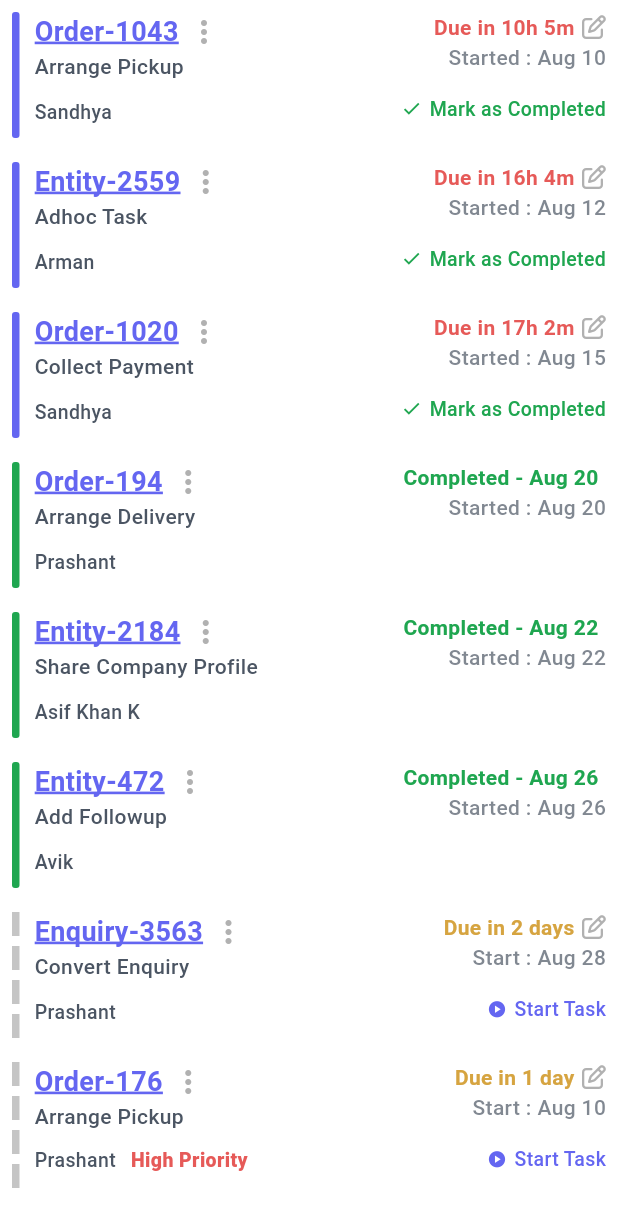
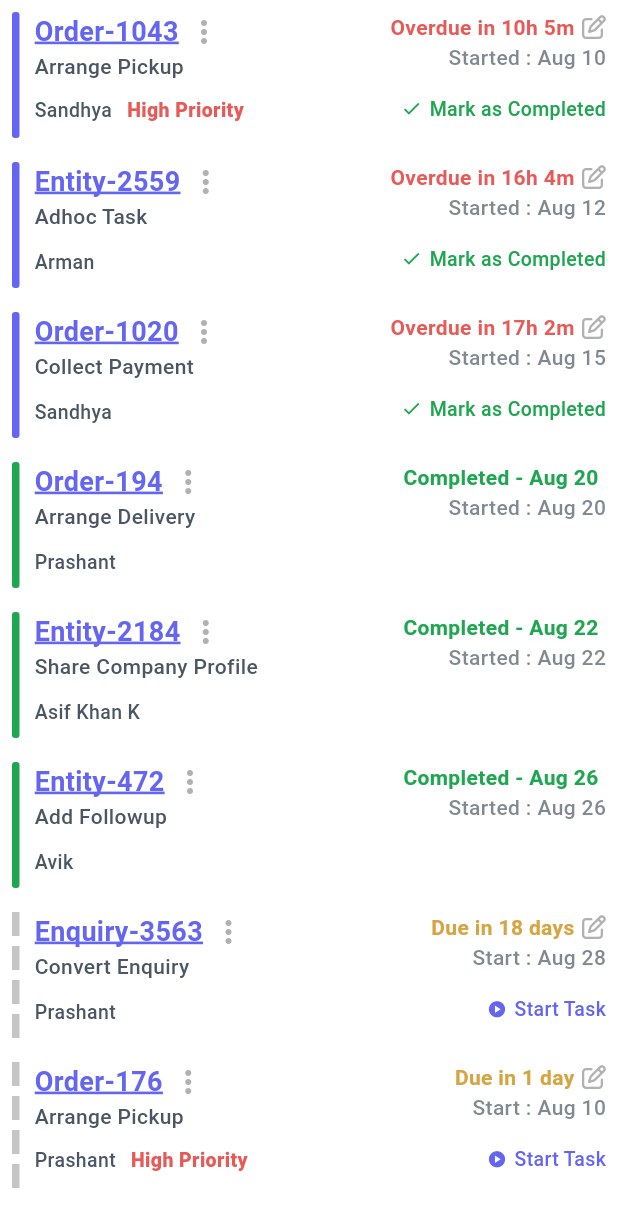
Before and after one commit to MostafaYousry12/Railse-Task, a Flutter app: the screen it shows after launch, on a phone screen of 412 x 824 dp. Shown: the top 1227 px of the screen. Run offline on Flutter 3.47's test engine with Material 3 defaults, Android fonts, the light colour scheme and no system bars; our stand-ins replace bloc, flutter_bloc, font_awesome_flutter.

Commit message:
refactor the app, task is done

```diff
--- a/lib/features/Task Manager Feature/presentation/view/widget/task_card.dart
+++ b/lib/features/Task Manager Feature/presentation/view/widget/task_card.dart
@@ -4,6 +4,7 @@ import 'package:railse_task/features/Task%20Manager%20Feature/presentation/view/
 import 'package:railse_task/features/Task%20Manager%20Feature/presentation/view/widget/task_card_right_section.dart';
 import 'package:railse_task/features/Task%20Manager%20Feature/presentation/view_model/cubit/task_manager_cubit.dart';
 import 'package:railse_task/features/Task%20Manager%20Feature/presentation/view_model/task_manager_model/task_model.dart';
+import 'package:railse_task/util/build_statues_bar_function.dart';
 import 'package:railse_task/util/constants.dart';
 
 class TaskCard extends StatelessWidget {
@@ -30,7 +31,7 @@ class TaskCard extends StatelessWidget {
                 SizedBox(
                   height: MediaQuery.of(context).size.height,
                   width: 5,
-                  child: _buildStatusBar(currentTask.status),
+                  child: buildStatusBar(currentTask.status),
                 ),
                 SizedBox(width: 10),
                 TaskCardLeftSection(task: currentTask),
@@ -44,55 +45,4 @@ class TaskCard extends StatelessWidget {
       },
     );
   }
-
-  Color _getStatusColor(TaskStatus status) {
-    switch (status) {
-      case TaskStatus.notStarted:
-        return kDescriptionColor;
-      case TaskStatus.started:
-        return kOrderName;
-      case TaskStatus.completed:
-        return Colors.green;
-    }
-  }
-
-  Widget _buildStatusBar(TaskStatus status) {
-    switch (status) {
-      case TaskStatus.notStarted:
-        return Column(
-          mainAxisAlignment: MainAxisAlignment.spaceBetween,
-          children: List.generate(
-            4,
-            (index) => Container(
-              width: 5,
-              height: 16,
-              decoration: BoxDecoration(color: Colors.grey.withOpacity(0.6)),
-            ),
-          ),
-        );
-
-      case TaskStatus.started:
-        return Container(
-          width: 5,
-          height: 60,
-          decoration: BoxDecoration(
-            color: kOrderName,
-            borderRadius: BorderRadius.circular(2),
-          ),
-        );
-
-      case TaskStatus.completed:
-        return Container(
-          width: 5,
-          height: 60,
-          decoration: BoxDecoration(
-            color: kOrderCompleted,
-            borderRadius: BorderRadius.circular(2),
-          ),
-        );
-
-      default:
-        return SizedBox.shrink();
-    }
-  }
 }
--- a/lib/features/Task Manager Feature/presentation/view/widget/task_card_right_section.dart
+++ b/lib/features/Task Manager Feature/presentation/view/widget/task_card_right_section.dart
@@ -46,7 +46,6 @@ class _TaskCardRightSectionState extends State<TaskCardRightSection> {
           children: [
             buildStatusWidget(task),
             const SizedBox(width: 5),
-            // Only show edit icon for Not Started and Started tasks
             if (task.status != TaskStatus.completed)
               InkWell(
                 onTap: () async {
@@ -89,7 +88,6 @@ class _TaskCardRightSectionState extends State<TaskCardRightSection> {
               ),
         const SizedBox(height: 15),
 
-        // Show appropriate action button based on task status
         if (task.status == TaskStatus.notStarted)
           InkWell(
             onTap: () {
--- a/lib/features/Task Manager Feature/presentation/view_model/cubit/task_manager_cubit.dart
+++ b/lib/features/Task Manager Feature/presentation/view_model/cubit/task_manager_cubit.dart
@@ -1,5 +1,4 @@
 import 'package:bloc/bloc.dart';
-import 'package:flutter/foundation.dart' show listEquals;
 import 'package:meta/meta.dart';
 import 'package:railse_task/features/Task%20Manager%20Feature/presentation/view_model/task_manager_model/task_model.dart';
 
@@ -17,6 +16,8 @@ class TaskManagerCubit extends Cubit<TaskManagerState> {
           assignedTo: 'Sandhya',
           status: TaskStatus.started,
           startDate: DateTime.parse('2025-08-10'),
+          priority: "High Priority",
+
           deadline: DateTime.now().add(Duration(hours: 10, minutes: 5)),
         ),
         Task(
@@ -62,7 +63,6 @@ class TaskManagerCubit extends Cubit<TaskManagerState> {
           assignedTo: 'Prashant',
           status: TaskStatus.notStarted,
           startDate: DateTime.parse('2025-08-28'),
-          deadline: DateTime.now().add(Duration(days: 2)),
         ),
         Task(
           id: 'Order-176',
--- /dev/null
+++ b/lib/util/build_statues_bar_function.dart
@@ -0,0 +1,56 @@
+import 'dart:ui';
+
+import 'package:flutter/material.dart';
+import 'package:railse_task/features/Task%20Manager%20Feature/presentation/view_model/task_manager_model/task_model.dart';
+import 'package:railse_task/util/constants.dart';
+
+Color getStatusColor(TaskStatus status) {
+  switch (status) {
+    case TaskStatus.notStarted:
+      return kDescriptionColor;
+    case TaskStatus.started:
+      return kOrderName;
+    case TaskStatus.completed:
+      return Colors.green;
+  }
+}
+
+Widget buildStatusBar(TaskStatus status) {
+  switch (status) {
+    case TaskStatus.notStarted:
+      return Column(
+        mainAxisAlignment: MainAxisAlignment.spaceBetween,
+        children: List.generate(
+          4,
+          (index) => Container(
+            width: 5,
+            height: 16,
+            decoration: BoxDecoration(color: Colors.grey.withOpacity(0.6)),
+          ),
+        ),
+      );
+
+    case TaskStatus.started:
+      return Container(
+        width: 5,
+        height: 60,
+        decoration: BoxDecoration(
+          color: kOrderName,
+          borderRadius: BorderRadius.circular(2),
+        ),
+      );
+
+    case TaskStatus.completed:
+      return Container(
+        width: 5,
+        height: 60,
+        decoration: BoxDecoration(
+          color: kOrderCompleted,
+          borderRadius: BorderRadius.circular(2),
+        ),
+      );
+
+    default:
+      return SizedBox.shrink();
+  }
+}
--- a/lib/util/build_statues_widget_function.dart
+++ b/lib/util/build_statues_widget_function.dart
@@ -21,11 +21,11 @@ Widget buildStatusWidget(Task task) {
         return "Overdue ${absDiff.inMinutes}m";
       }
     } else if (diff.inDays > 0) {
-      return "Due in ${diff.inDays} day${diff.inDays > 1 ? 's' : ''}";
+      return "Overdue in ${diff.inDays} day${diff.inDays > 1 ? 's' : ''}";
     } else if (diff.inHours > 0) {
-      return "Due in ${diff.inHours}h ${diff.inMinutes.remainder(60)}m";
+      return "Overdue in ${diff.inHours}h ${diff.inMinutes.remainder(60)}m";
     } else if (diff.inMinutes > 0) {
-      return "Due in ${diff.inMinutes}m";
+      return "Overdue in ${diff.inMinutes}m";
     } else {
       return "Due now";
     }
@@ -104,12 +104,12 @@ Widget buildStatusWidget(Task task) {
         style: TextStyle(
           fontWeight: FontWeight.bold,
           fontSize: 14,
-          color: kOrderName,
+          color: kOrderOverDue,
         ),
       );
 
     case TaskStatus.completed:
-      final completedDate = task.completedDate ?? task.startDate;
+      final completedDate = task.startDate;
       if (completedDate != null) {
         final isToday = DateUtils.isSameDay(completedDate, DateTime.now());
         return Text(
```
Also changed, not shown: lib/util/functions.dart (deleted, +0 -45 lines).
